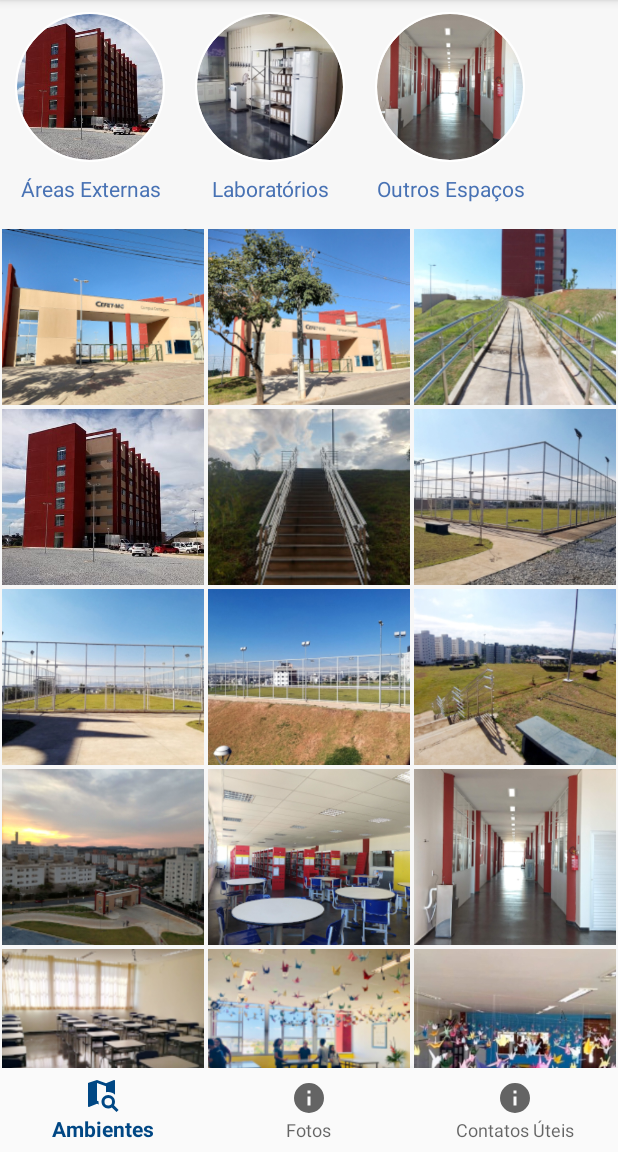
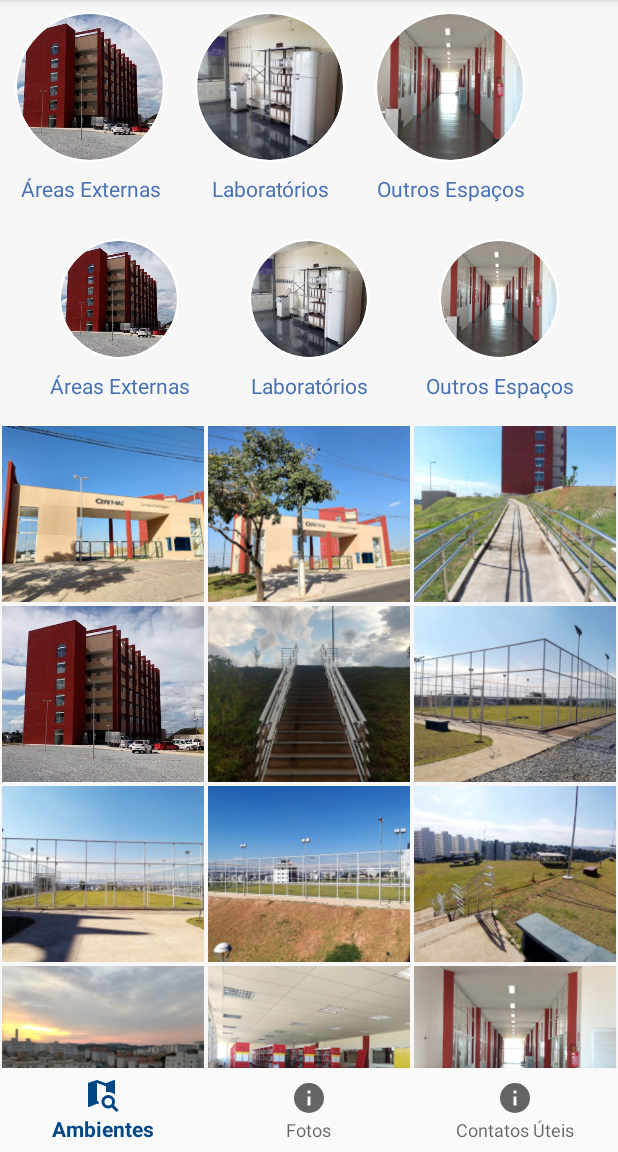
Before and after one commit to elizabethduane/CartilhaCefetContagem, an Android app: the screen it shows after launch (MainActivity), on a phone screen of 412 x 824 dp, the part 84-1236 px from its top. Run offline under Robolectric (Android 15) with nearby library versions, the phone set to English and light mode, and no system bars; our stand-ins replace CircleImageView.

```diff
--- a/app/src/main/java/infocefetcontagem/cartilhacefetcontagem/models/AppData.java
+++ b/app/src/main/java/infocefetcontagem/cartilhacefetcontagem/models/AppData.java
@@ -6,16 +6,14 @@ import java.util.ArrayList;
 import java.util.List;
 
 import infocefetcontagem.cartilhacefetcontagem.R;
-import infocefetcontagem.cartilhacefetcontagem.models.Floor;
-import infocefetcontagem.cartilhacefetcontagem.models.Place;
-import infocefetcontagem.cartilhacefetcontagem.models.Transporte;
-
-import static android.content.ContentValues.TAG;
-import static infocefetcontagem.cartilhacefetcontagem.models.Photo.PLACE_EXTERNO;
-import static infocefetcontagem.cartilhacefetcontagem.models.Photo.PLACE_INTERNO;
-import static infocefetcontagem.cartilhacefetcontagem.models.Photo.PLACE_LABS;
 
 public class AppData {
+
+    //define the photo's group
+    public static final int PLACE_ALL = -1;
+    public static final int PLACE_EXTERNO = 0;
+    public static final int PLACE_LABS = 1;
+    public static final int PLACE_INTERNO = 2;
 
     private static ArrayList<Floor> floorArrayList;
     private static ArrayList<Transporte> transporteArrayList;
--- a/app/src/main/res/layout/fragment_places.xml
+++ b/app/src/main/res/layout/fragment_places.xml
@@ -2,6 +2,7 @@
 <LinearLayout
     xmlns:android="http://schemas.android.com/apk/res/android"
     xmlns:tools="http://schemas.android.com/tools"
+    xmlns:app="http://schemas.android.com/apk/res-auto"
     android:layout_width="match_parent"
     android:layout_height="match_parent"
     tools:context=".PlacesFragment"
@@ -17,10 +18,104 @@
 
        />
 
+   <LinearLayout
+       android:layout_width="match_parent"
+       android:layout_height="wrap_content"
+       android:orientation="horizontal"
+       android:paddingHorizontal="16dp"
+       android:paddingTop="16dp">
+
+      <de.hdodenhof.circleimageview.CircleImageView
+          android:layout_width="80dp"
+          android:layout_height="80dp"
+          android:layout_weight="1"
+          app:civ_border_width="1dp"
+          app:civ_border_color="#FFFFFF"
+          android:id="@+id/place_externo"
+          android:layout_gravity="center_horizontal"
+          android:src="@drawable/visao1"
+           />
+
+      <de.hdodenhof.circleimageview.CircleImageView
+          android:layout_width="80dp"
+          android:layout_height="80dp"
+          android:layout_weight="1"
+          app:civ_border_width="1dp"
+          app:civ_border_color="#FFFFFF"
+          android:id="@+id/place_labs"
+          android:layout_gravity="center_horizontal"
+          android:src="@drawable/gallery_lab_camb1"
+         />
+
+      <de.hdodenhof.circleimageview.CircleImageView
+          android:layout_width="80dp"
+          android:layout_height="80dp"
+          android:layout_weight="1"
+          app:civ_border_width="1dp"
+          app:civ_border_color="#FFFFFF"
+          android:id="@+id/place_interno"
+          android:layout_gravity="center_horizontal"
+          android:src="@drawable/gallery_corredor"
+        />
+
+   </LinearLayout>
+
+   <LinearLayout
+       android:layout_width="match_parent"
+       android:layout_height="wrap_content"
+       android:orientation="horizontal"
+       android:paddingHorizontal="16dp"
+       android:paddingTop="8dp"
+   >
+
+         <TextView
+             android:layout_width="80dp"
+             android:layout_height="wrap_content"
+             android:layout_weight="1"
+             android:layout_gravity="center_horizontal"
+
+             android:textAlignment="center"
+             android:textColor="@color/primaryLightColor"
+             android:textSize="14sp"
+             android:text="@string/areas_externas"
+             app:autoSizeTextType="uniform" />
+
+
+
+
+         <TextView
+             android:id="@+id/place_description"
+             android:layout_width="80dp"
+             android:layout_weight="1"
+             android:layout_height="wrap_content"
+             android:layout_gravity="center_horizontal"
+             android:textAlignment="center"
+             android:textColor="@color/primaryLightColor"
+             android:textSize="14sp"
+             android:text="@string/laboratorios"
+             app:autoSizeTextType="uniform" />
+
+
+
+
+         <TextView
+             android:id="@+id/place_description_interno"
+             android:layout_width="80dp"
+             android:layout_weight="1"
+             android:layout_height="wrap_content"
+             android:layout_gravity="center_horizontal"
+             android:textAlignment="center"
+             android:textColor="@color/primaryLightColor"
+             android:textSize="14sp"
+             android:text="@string/outros_espacos"
+             app:autoSizeTextType="uniform" />
+      </LinearLayout>
+
+
    <android.support.v7.widget.RecyclerView
        android:layout_width="match_parent"
        android:layout_height="wrap_content"
        android:id="@+id/recycler_view_grid"
-       android:layout_marginTop="8dp"
+       android:layout_marginTop="16dp"
        />
 </LinearLayout>
--- a/app/src/main/res/layout/slider_images_item.xml
+++ b/app/src/main/res/layout/slider_images_item.xml
@@ -7,6 +7,6 @@
         android:id="@+id/img_slider"
         android:layout_width="match_parent"
         android:layout_height="match_parent"
-        android:scaleType="fitStart"/>
+        android:scaleType="fitCenter"/>
 
 </LinearLayout>
--- a/app/src/main/res/values/strings.xml
+++ b/app/src/main/res/values/strings.xml
@@ -123,5 +123,8 @@
     <string name="title_activity_image_view">FullscreenActivity</string>
     <string name="dummy_button">Dummy Button</string>
     <string name="dummy_content">DUMMY\nCONTENT</string>
+    <string name="areas_externas">Áreas Externas</string>
+    <string name="outros_espacos">Outros Espaços</string>
+    <string name="laboratorios">Laboratórios</string>
 
 </resources>
```
Also changed, not shown: app/src/main/java/infocefetcontagem/cartilhacefetcontagem/PlacesFragment.java (+43 -1 lines), app/src/main/java/infocefetcontagem/cartilhacefetcontagem/SliderImageActivity.java (+16 -21 lines), app/src/main/res/layout/activity_slider_image.xml (+14 -5 lines).
